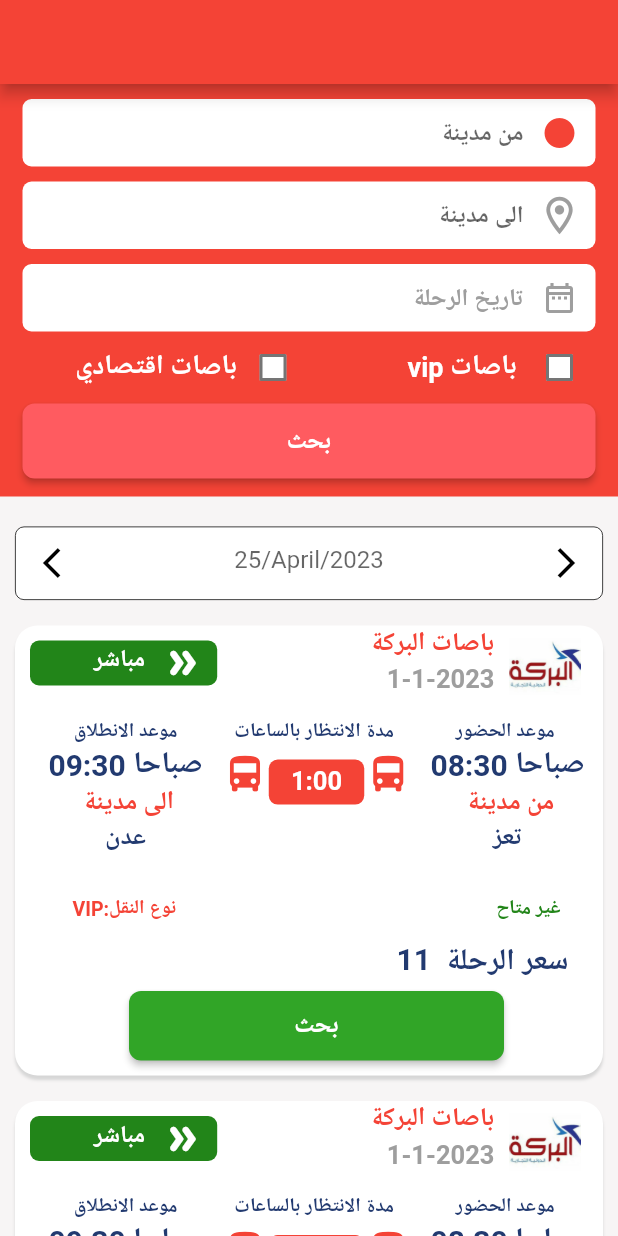
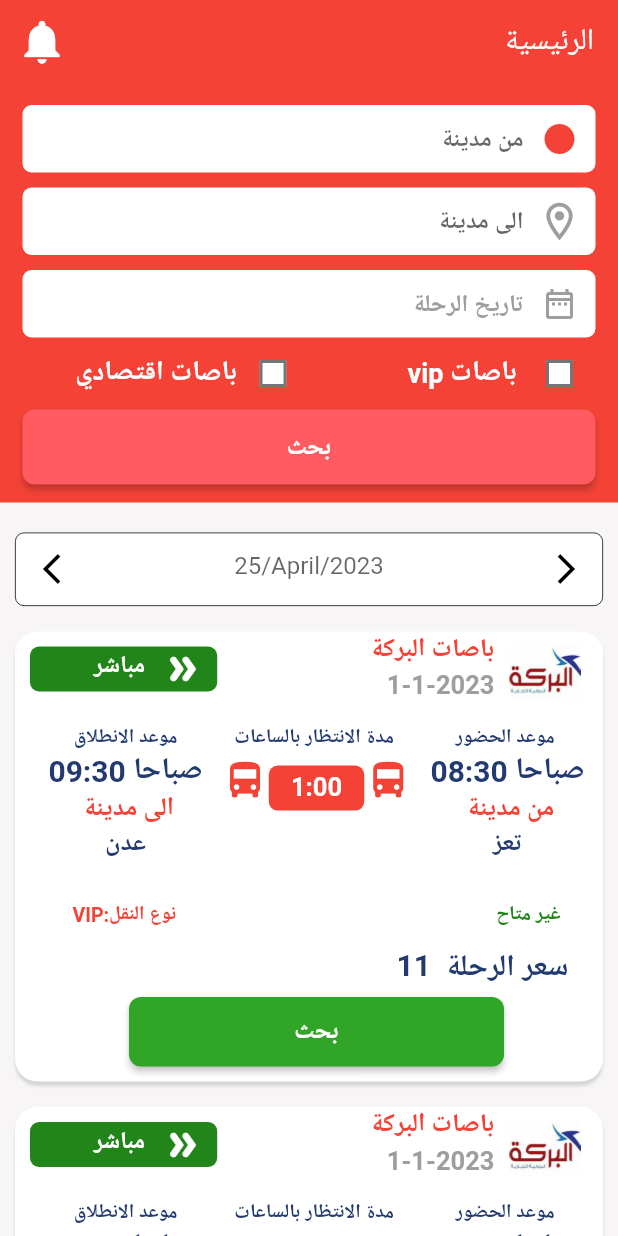
Before and after one commit to Ezzadeenmurad/travels, a Flutter app: the screen it shows after launch, on a phone screen of 412 x 824 dp. Run offline on Flutter 3.47's test engine with Material 2 defaults, Android fonts, the phone set to English and light mode, and no system bars; our stand-ins replace country_code_picker, get.

Commit message:
modify &add app bar

```diff
--- a/lib/view/home_screen.dart
+++ b/lib/view/home_screen.dart
@@ -1,9 +1,9 @@
 import 'package:flutter/material.dart';
+
 import 'package:get/get.dart';
 import '../controllers/check_box_controller.dart';
 import '../controllers/show_city_controller.dart';
 import '../widgets/custom_text.dart';
-
 import '../widgets/custom_trips.dart';
 import '../controllers/date_controller.dart';
 import '../trip_data.dart';
@@ -23,17 +23,27 @@ class _HomeScreenState extends State<HomeScreen> {
   final DatePickerController dateController = Get.find();
   final ShowCityController showCityControl = Get.find();
   final CheckBoxController checkBoxController = Get.find();
-  bool check = false;
+
   @override
   Widget build(BuildContext context) {
     return Scaffold(
       backgroundColor: const Color.fromARGB(255, 247, 245, 245),
-      appBar: AppBar(
-        backgroundColor: Colors.red,
-      ),
       body: CustomScrollView(
         physics: const ClampingScrollPhysics(),
         slivers: [
+          const SliverAppBar(
+            floating: true,
+            snap: true,
+            pinned: true,
+            leading: Icon(
+              Icons.notifications,
+              size: 35,
+            ),
+            title: Align(
+                alignment: Alignment.centerRight, child: Text('الرئيسية')),
+            expandedHeight: 60,
+            backgroundColor: Colors.red,
+          ),
           SliverList(
               delegate: SliverChildListDelegate([
             Column(
```
